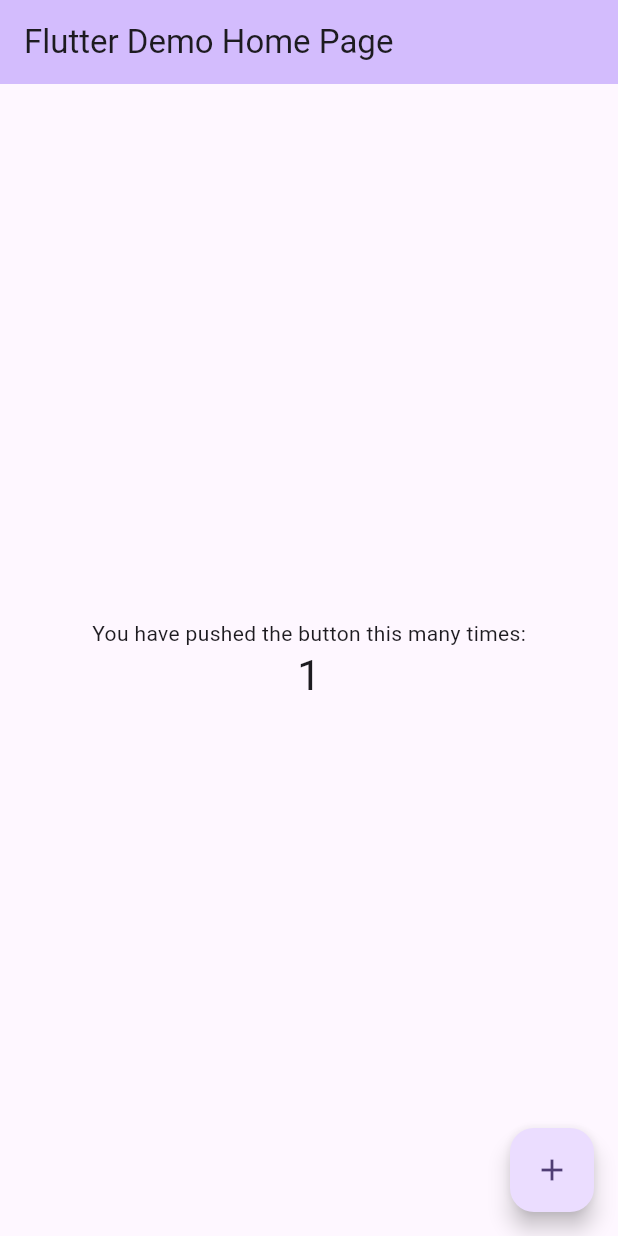
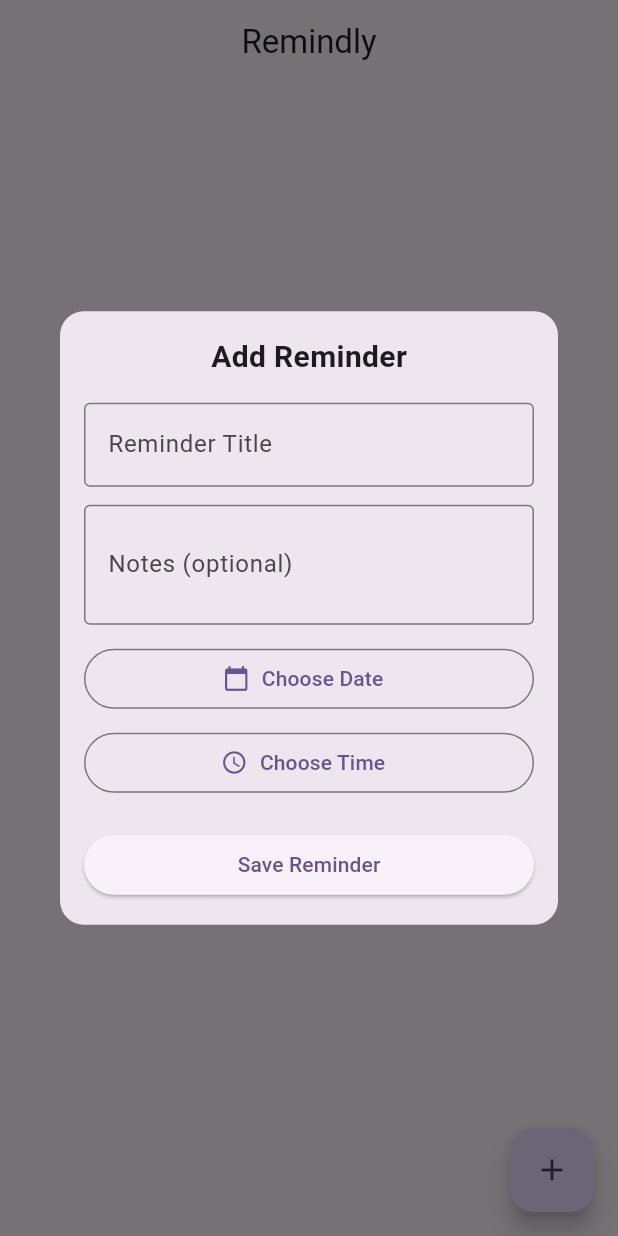
Before and after one commit to 67Vatsal/flutter_remindly, a Flutter app: the screen it shows after launch, after a tap on the "add" icon, on a phone screen of 412 x 824 dp. Run offline on Flutter 3.47's test engine with Material 3 defaults, Android fonts, the phone set to English and light mode, and no system bars; our stand-ins replace awesome_notifications.

Commit message:
remindly library.

```diff
--- /dev/null
+++ b/lib/home/add_reminder_dialog.dart
@@ -0,0 +1,177 @@
+import 'package:flutter/material.dart';
+import 'package:flutter_remindly/model/reminder.dart';
+import 'package:intl/intl.dart';
+
+class AddReminderDialog extends StatefulWidget {
+  final Reminder? reminder; // ✅ for edit mode
+
+  const AddReminderDialog({super.key, this.reminder});
+
+  @override
+  State<AddReminderDialog> createState() => _AddReminderDialogState();
+}
+
+class _AddReminderDialogState extends State<AddReminderDialog> {
+  late TextEditingController _titleController;
+  late TextEditingController _noteController;
+
+  DateTime? _selectedDate;
+  TimeOfDay? _selectedTime;
+
+  @override
+  void initState() {
+    super.initState();
+
+    if (widget.reminder != null) {
+      // EDIT MODE
+      _titleController =
+          TextEditingController(text: widget.reminder!.title);
+      _noteController =
+          TextEditingController(text: widget.reminder!.body);
+
+      _selectedDate = widget.reminder!.dateTime;
+      _selectedTime =
+          TimeOfDay.fromDateTime(widget.reminder!.dateTime);
+    } else {
+      // ADD MODE
+      _titleController = TextEditingController();
+      _noteController = TextEditingController();
+    }
+  }
+
+  String get formattedDate =>
+      _selectedDate == null
+          ? 'Choose Date'
+          : DateFormat.yMMMd().format(_selectedDate!);
+
+  String get formattedTime =>
+      _selectedTime == null
+          ? 'Choose Time'
+          : _selectedTime!.format(context);
+
+  Future<void> _pickDate() async {
+    final date = await showDatePicker(
+      context: context,
+      initialDate: _selectedDate ?? DateTime.now(),
+      firstDate: DateTime.now(),
+      lastDate: DateTime(2100),
+    );
+    if (date != null) {
+      setState(() => _selectedDate = date);
+    }
+  }
+
+  Future<void> _pickTime() async {
+    final time = await showTimePicker(
+      context: context,
+      initialTime: _selectedTime ?? TimeOfDay.now(),
+    );
+    if (time != null) {
+      setState(() => _selectedTime = time);
+    }
+  }
+
+  void _saveReminder() {
+    if (_titleController.text.isEmpty ||
+        _selectedDate == null ||
+        _selectedTime == null) {
+      ScaffoldMessenger.of(context).showSnackBar(
+        const SnackBar(content: Text('Please fill all required fields')),
+      );
+      return;
+    }
+
+    final dateTime = DateTime(
+      _selectedDate!.year,
+      _selectedDate!.month,
+      _selectedDate!.day,
+      _selectedTime!.hour,
+      _selectedTime!.minute,
+    );
+
+    final reminder = Reminder(
+      // ✅ keep same ID when editing
+      id: widget.reminder?.id ??
+          DateTime.now().millisecondsSinceEpoch ~/ 1000,
+      title: _titleController.text,
+      body: _noteController.text,
+      dateTime: dateTime,
+    );
+
+    Navigator.pop(context, reminder);
+  }
+
+  @override
+  Widget build(BuildContext context) {
+    return Dialog(
+      shape: RoundedRectangleBorder(borderRadius: BorderRadius.circular(16)),
+      child: Padding(
+        padding: const EdgeInsets.all(16),
+        child: SingleChildScrollView(
+          child: Column(
+            mainAxisSize: MainAxisSize.min,
+            children: [
+              Text(
+                widget.reminder == null
+                    ? 'Add Reminder'
+                    : 'Edit Reminder',
+                style:
+                const TextStyle(fontSize: 20, fontWeight: FontWeight.bold),
+              ),
+
+              const SizedBox(height: 16),
+
+              TextField(
+                controller: _titleController,
+                decoration: const InputDecoration(
+                  labelText: 'Reminder Title',
+                  border: OutlineInputBorder(),
+                ),
+              ),
+
+              const SizedBox(height: 12),
+
+              TextField(
+                controller: _noteController,
+                decoration: const InputDecoration(
+                  labelText: 'Notes (optional)',
+                  border: OutlineInputBorder(),
+                ),
+                maxLines: 2,
+              ),
+
+              const SizedBox(height: 12),
+
+              Column(
+                crossAxisAlignment: CrossAxisAlignment.stretch,
+                children: [
+                  OutlinedButton.icon(
+                    onPressed: _pickDate,
+                    icon: const Icon(Icons.calendar_today),
+                    label: Text(formattedDate),
+                  ),
+                  const SizedBox(height: 8),
+                  OutlinedButton.icon(
+                    onPressed: _pickTime,
+                    icon: const Icon(Icons.access_time),
+                    label: Text(formattedTime),
+                  ),
+                ],
+              ),
+
+              const SizedBox(height: 20),
+
+              SizedBox(
+                width: double.infinity,
+                child: ElevatedButton(
+                  onPressed: _saveReminder,
+                  child: const Text('Save Reminder'),
+                ),
+              ),
+            ],
+          ),
+        ),
+      ),
+    );
+  }
+}
--- /dev/null
+++ b/lib/home/home.dart
@@ -0,0 +1,117 @@
+import 'package:flutter/material.dart';
+import 'package:flutter_remindly/model/reminder.dart';
+import 'package:flutter_remindly/home/remindly.dart';
+import 'package:intl/intl.dart';
+import 'add_reminder_dialog.dart';
+
+class HomePage extends StatefulWidget {
+  const HomePage({super.key});
+
+  @override
+  State<HomePage> createState() => _HomePageState();
+}
+
+class _HomePageState extends State<HomePage> {
+  List<Reminder> _reminders = [];
+
+  @override
+  void initState() {
+    super.initState();
+    Remindly.initialize();
+  }
+
+  /// ADD reminder
+  void _openAddReminderDialog() async {
+    final reminder = await showDialog<Reminder>(
+      context: context,
+      builder: (_) => const AddReminderDialog(),
+    );
+
+    if (reminder != null) {
+      setState(() {
+        _reminders.add(reminder);
+        _reminders.sort((a, b) => a.dateTime.compareTo(b.dateTime));
+      });
+
+      // Schedule notification
+      Remindly.setReminder(reminder);
+    }
+  }
+
+  /// EDIT reminder
+  void _openEditReminderDialog(Reminder reminder, int index) async {
+    final updatedReminder = await showDialog<Reminder>(
+      context: context,
+      builder: (_) => AddReminderDialog(reminder: reminder),
+    );
+
+    if (updatedReminder != null) {
+      setState(() {
+        _reminders[index] = updatedReminder;
+        _reminders.sort((a, b) => a.dateTime.compareTo(b.dateTime));
+      });
+
+      // Cancel old & reschedule
+      Remindly.cancelReminder(reminder.id);
+      Remindly.setReminder(updatedReminder);
+    }
+  }
+
+  @override
+  Widget build(BuildContext context) {
+    return Scaffold(
+      appBar: AppBar(
+        title: const Text('Remindly'),
+        centerTitle: true,
+      ),
+      floatingActionButton: FloatingActionButton(
+        onPressed: _openAddReminderDialog,
+        child: const Icon(Icons.add),
+      ),
+      body: _reminders.isEmpty
+          ? const Center(
+        child: Text(
+          'Tap + to add reminder',
+          style: TextStyle(fontSize: 18),
+        ),
+      )
+          : ListView.builder(
+        padding: const EdgeInsets.all(16),
+        itemCount: _reminders.length,
+        itemBuilder: (context, index) {
+          final reminder = _reminders[index];
+
+          return Card(
+            elevation: 3,
+            margin: const EdgeInsets.symmetric(vertical: 8),
+            child: ListTile(
+              title: Text(reminder.title),
+              subtitle: Text(
+                reminder.body.isEmpty
+                    ? DateFormat.yMMMd()
+                    .add_jm()
+                    .format(reminder.dateTime)
+                    : '${reminder.body}\n${DateFormat.yMMMd().add_jm().format(reminder.dateTime)}',
+              ),
+              isThreeLine: reminder.body.isNotEmpty,
+
+              /// 🔹 TAP TO EDIT
+              onTap: () =>
+                  _openEditReminderDialog(reminder, index),
+
+              trailing: IconButton(
+                icon: const Icon(Icons.delete, color: Colors.red),
+                onPressed: () {
+                  setState(() {
+                    _reminders.removeAt(index);
+                  });
+                  Remindly.cancelReminder(reminder.id);
+                },
+              ),
+            ),
+          );
+        },
+      ),
+    );
+  }
+}
--- /dev/null
+++ b/lib/home/remindly.dart
@@ -0,0 +1,44 @@
+import 'package:flutter_remindly/services/permission_service.dart';
+import 'package:flutter_remindly/model/reminder.dart';
+import '../services/notification_service.dart';
+
+class Remindly {
+  Remindly._(); // prevent instance creation
+
+  static bool _initialized = false;
+
+  /// Call this ONCE when app starts
+  static Future<void> initialize() async {
+    if (_initialized) return;
+
+    // Initialize notification system
+    await NotificationService.initialize();
+
+    // Request notification permission
+    await PermissionService.requestNotificationPermission();
+
+    _initialized = true;
+  }
+
+  /// Schedule or reschedule a reminder
+  ///
+  /// If a reminder with same [id] exists, it will be replaced.
+  static Future<void> setReminder(Reminder reminder) async {
+    await NotificationService.schedule(
+      id: reminder.id,
+      title: reminder.title,
+      body: reminder.body,
+      dateTime: reminder.dateTime,
+    );
+  }
+
+  /// Cancel a specific reminder by ID
+  static Future<void> cancelReminder(int id) async {
+    await NotificationService.cancel(id);
+  }
+
+  /// Cancel all reminders
+  static Future<void> cancelAll() async {
+    await NotificationService.cancelAll();
+  }
+}
--- a/lib/main.dart
+++ b/lib/main.dart
@@ -1,6 +1,11 @@
 import 'package:flutter/material.dart';
 
-void main() {
+import 'home/home.dart';
+import 'home/remindly.dart';
+
+void main() async {
+  WidgetsFlutterBinding.ensureInitialized();
+  await Remindly.initialize();
   runApp(const MyApp());
 }
 
@@ -30,7 +35,8 @@ class MyApp extends StatelessWidget {
         // tested with just a hot reload.
         colorScheme: .fromSeed(seedColor: Colors.deepPurple),
       ),
-      home: const MyHomePage(title: 'Flutter Demo Home Page'),
+      home: HomePage(),
+      debugShowCheckedModeBanner: false,
     );
   }
 }
--- /dev/null
+++ b/lib/model/reminder.dart
@@ -0,0 +1,55 @@
+class Reminder {
+  /// Unique notification id
+  final int id;
+
+  /// Reminder title (shown in notification)
+  final String title;
+
+  /// Optional notes / description
+  final String body;
+
+  /// Exact date & time when notification should fire
+  final DateTime dateTime;
+
+  const Reminder({
+    required this.id,
+    required this.title,
+    required this.body,
+    required this.dateTime,
+  });
+
+  /// Convert to Map (useful for DB / JSON later)
+  Map<String, dynamic> toMap() {
+    return {
+      'id': id,
+      'title': title,
+      'body': body,
+      'dateTime': dateTime.toIso8601String(),
+    };
+  }
+
+  /// Create Reminder from Map
+  factory Reminder.fromMap(Map<String, dynamic> map) {
+    return Reminder(
+      id: map['id'],
+      title: map['title'],
+      body: map['body'],
+      dateTime: DateTime.parse(map['dateTime']),
+    );
+  }
+
+  /// CopyWith (for edit reminder later)
+  Reminder copyWith({
+    int? id,
+    String? title,
+    String? body,
+    DateTime? dateTime,
+  }) {
+    return Reminder(
+      id: id ?? this.id,
+      title: title ?? this.title,
+      body: body ?? this.body,
+      dateTime: dateTime ?? this.dateTime,
+    );
+  }
+}
--- /dev/null
+++ b/lib/services/notification_service.dart
@@ -0,0 +1,72 @@
+import 'dart:ui';
+
+import 'package:awesome_notifications/awesome_notifications.dart';
+
+class NotificationService {
+  NotificationService._();
+
+  static const String _channelKey = 'remindly_channel';
+
+  static Future<void> initialize() async {
+    await AwesomeNotifications().initialize(
+      null,
+      [
+        NotificationChannel(
+          channelKey: _channelKey,
+          channelName: 'Reminders',
+          channelDescription: 'Reminder notifications',
+          importance: NotificationImportance.High,
+          channelShowBadge: true,
+          defaultColor: Color(0xFF2196F3),
+          ledColor: Color(0xFF2196F3),
+          playSound: true,
+          enableVibration: true,
+        ),
+      ],
+      debug: false,
+    );
+  }
+
+  /// Schedule or replace a notification
+  static Future<void> schedule({
+    required int id,
+    required String title,
+    required String body,
+    required DateTime dateTime,
+  }) async {
+    // ❗ Do not schedule past reminders
+    if (dateTime.isBefore(DateTime.now())) return;
+
+    // Cancel existing notification with same ID (edit safety)
+    await AwesomeNotifications().cancel(id);
+
+    final isAllowed =
+    await AwesomeNotifications().isNotificationAllowed();
+    if (!isAllowed) return;
+
+    await AwesomeNotifications().createNotification(
+      content: NotificationContent(
+        id: id,
+        channelKey: _channelKey,
+        title: title,
+        body: body.isEmpty ? 'Reminder' : body,
+        notificationLayout: NotificationLayout.Default,
+        wakeUpScreen: true,
+        category: NotificationCategory.Reminder,
+      ),
+      schedule: NotificationCalendar.fromDate(
+        date: dateTime,
+        preciseAlarm: true,
+        allowWhileIdle: true,
+      ),
+    );
+  }
+
+  static Future<void> cancel(int id) async {
+    await AwesomeNotifications().cancel(id);
+  }
+
+  static Future<void> cancelAll() async {
+    await AwesomeNotifications().cancelAll();
+  }
+}
--- /dev/null
+++ b/lib/services/permission_service.dart
@@ -0,0 +1,18 @@
+import 'package:awesome_notifications/awesome_notifications.dart';
+
+class PermissionService {
+  PermissionService._();
+
+  /// Requests notification permission if not already granted
+  ///
+  /// Returns `true` if permission is granted, otherwise `false`
+  static Future<bool> requestNotificationPermission() async {
+    final isAllowed =
+    await AwesomeNotifications().isNotificationAllowed();
+
+    if (isAllowed) return true;
+
+    return await AwesomeNotifications()
+        .requestPermissionToSendNotifications();
+  }
+}
```
Also changed, not shown: pubspec.yaml (+11 -0 lines), pubspec.lock, 7 other files.
